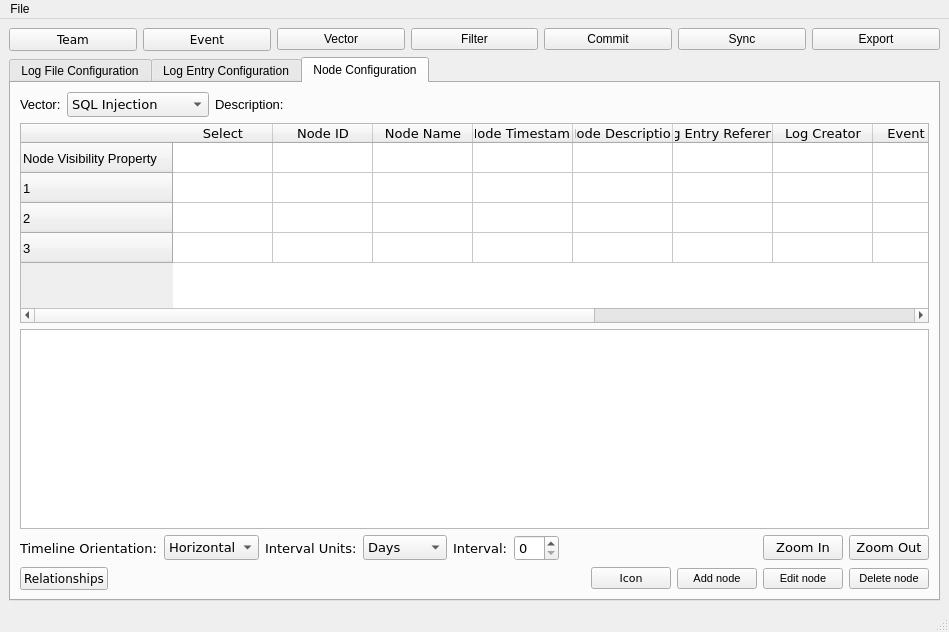
Before: the Qt Designer form ui/main_window.ui in CS4311-spring-2020/pick-tool-team14-keikaku, drawn with Qt 5.
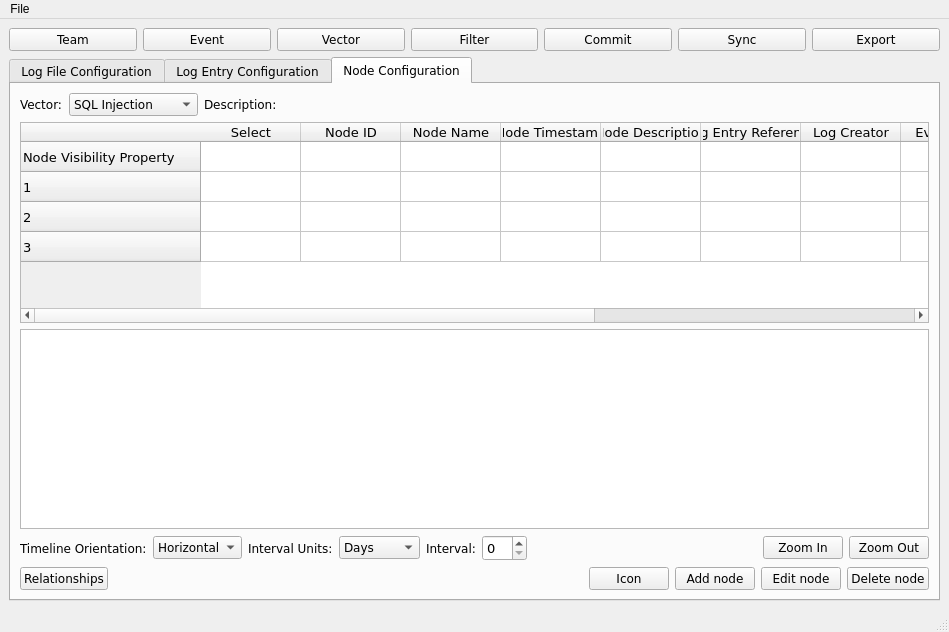
After: the same form once the commit is applied. The open tabs and pages were chosen to show the change. Icons and pictures are not drawn.

Patch:
```diff
--- a/ui/main_window.ui
+++ b/ui/main_window.ui
@@ -45,6 +45,12 @@
       </item>
       <item>
        <widget class="QPushButton" name="vectorButton">
+        <property name="font">
+         <font>
+          <family>Verdana</family>
+          <pointsize>9</pointsize>
+         </font>
+        </property>
         <property name="text">
          <string>Vector</string>
         </property>
@@ -52,6 +58,12 @@
       </item>
       <item>
        <widget class="QPushButton" name="filterButton">
+        <property name="font">
+         <font>
+          <family>Verdana</family>
+          <pointsize>9</pointsize>
+         </font>
+        </property>
         <property name="text">
          <string>Filter</string>
         </property>
@@ -63,6 +75,12 @@
       </item>
       <item>
        <widget class="QPushButton" name="commitButton">
+        <property name="font">
+         <font>
+          <family>Verdana</family>
+          <pointsize>9</pointsize>
+         </font>
+        </property>
         <property name="text">
          <string>Commit</string>
         </property>
@@ -70,6 +88,12 @@
       </item>
       <item>
        <widget class="QPushButton" name="syncButton">
+        <property name="font">
+         <font>
+          <family>Verdana</family>
+          <pointsize>9</pointsize>
+         </font>
+        </property>
         <property name="text">
          <string>Sync</string>
         </property>
@@ -81,6 +105,12 @@
       </item>
       <item>
        <widget class="QPushButton" name="exportButton">
+        <property name="font">
+         <font>
+          <family>Verdana</family>
+          <pointsize>9</pointsize>
+         </font>
+        </property>
         <property name="text">
          <string>Export</string>
         </property>
@@ -90,6 +120,12 @@
     </item>
     <item>
      <widget class="QTabWidget" name="tabWidget">
+      <property name="font">
+       <font>
+        <family>Verdana</family>
+        <pointsize>9</pointsize>
+       </font>
+      </property>
       <property name="currentIndex">
        <number>0</number>
       </property>
@@ -891,11 +927,6 @@
          <layout class="QHBoxLayout" name="nodeTopHL">
           <item>
            <widget class="QLabel" name="vectorLabel">
-            <property name="font">
-             <font>
-              <pointsize>10</pointsize>
-             </font>
-            </property>
             <property name="text">
              <string>Vector:</string>
             </property>
@@ -903,12 +934,6 @@
           </item>
           <item>
            <widget class="QComboBox" name="vectorComboBox">
-            <property name="font">
-             <font>
-              <family>Verdana</family>
-              <pointsize>10</pointsize>
-             </font>
-            </property>
             <item>
              <property name="text">
               <string>SQL Injection</string>
@@ -925,7 +950,6 @@
            <widget class="QLabel" name="descriptionLabel">
             <property name="font">
              <font>
-              <pointsize>10</pointsize>
               <italic>false</italic>
              </font>
             </property>
@@ -1247,12 +1271,6 @@
          <layout class="QHBoxLayout" name="nodeMiddleHL">
           <item>
            <widget class="QLabel" name="timelineLabel">
-            <property name="font">
-             <font>
-              <family>Verdana</family>
-              <pointsize>10</pointsize>
-             </font>
-            </property>
             <property name="text">
              <string>Timeline Orientation:</string>
             </property>
@@ -1260,12 +1278,6 @@
           </item>
           <item>
            <widget class="QComboBox" name="timelineOrientationComboBox">
-            <property name="font">
-             <font>
-              <family>Verdana</family>
-              <pointsize>10</pointsize>
-             </font>
-            </property>
             <item>
              <property name="text">
               <string>Horizontal</string>
@@ -1280,12 +1292,6 @@
           </item>
           <item>
            <widget class="QLabel" name="intervalUnitsLabel">
-            <property name="font">
-             <font>
-              <family>Verdana</family>
-              <pointsize>10</pointsize>
-             </font>
-            </property>
             <property name="text">
              <string>Interval Units:</string>
             </property>
@@ -1293,12 +1299,6 @@
           </item>
           <item>
            <widget class="QComboBox" name="intervalUnitsComboBox">
-            <property name="font">
-             <font>
-              <family>Verdana</family>
-              <pointsize>10</pointsize>
-             </font>
-            </property>
             <item>
              <property name="text">
               <string>Days</string>
@@ -1323,12 +1323,6 @@
           </item>
           <item>
            <widget class="QLabel" name="intervalLabel">
-            <property name="font">
-             <font>
-              <family>Verdana</family>
-              <pointsize>10</pointsize>
-             </font>
-            </property>
             <property name="text">
              <string>Interval:</string>
             </property>
@@ -1365,12 +1359,6 @@
               <verstretch>0</verstretch>
              </sizepolicy>
             </property>
-            <property name="font">
-             <font>
-              <family>Verdana</family>
-              <pointsize>10</pointsize>
-             </font>
-            </property>
             <property name="text">
              <string>Zoom In</string>
             </property>
@@ -1384,12 +1372,6 @@
               <verstretch>0</verstretch>
              </sizepolicy>
             </property>
-            <property name="font">
-             <font>
-              <family>Verdana</family>
-              <pointsize>10</pointsize>
-             </font>
-            </property>
             <property name="text">
              <string>Zoom Out</string>
             </property>
@@ -1427,12 +1409,6 @@
           </item>
           <item>
            <widget class="QPushButton" name="iconButton">
-            <property name="font">
-             <font>
-              <family>Verdana</family>
-              <pointsize>8</pointsize>
-             </font>
-            </property>
             <property name="text">
              <string>Icon</string>
             </property>
@@ -1446,11 +1422,6 @@
               <verstretch>0</verstretch>
              </sizepolicy>
             </property>
-            <property name="font">
-             <font>
-              <pointsize>8</pointsize>
-             </font>
-            </property>
             <property name="text">
              <string>Add node</string>
             </property>
@@ -1464,11 +1435,6 @@
               <verstretch>0</verstretch>
              </sizepolicy>
             </property>
-            <property name="font">
-             <font>
-              <pointsize>8</pointsize>
-             </font>
-            </property>
             <property name="text">
              <string>Edit node</string>
             </property>
@@ -1482,11 +1448,6 @@
               <verstretch>0</verstretch>
              </sizepolicy>
             </property>
-            <property name="font">
-             <font>
-              <pointsize>8</pointsize>
-             </font>
-            </property>
             <property name="text">
              <string>Delete node</string>
             </property>
```
Left out of the diff: 14 changed lines with no effect on the pictures.
